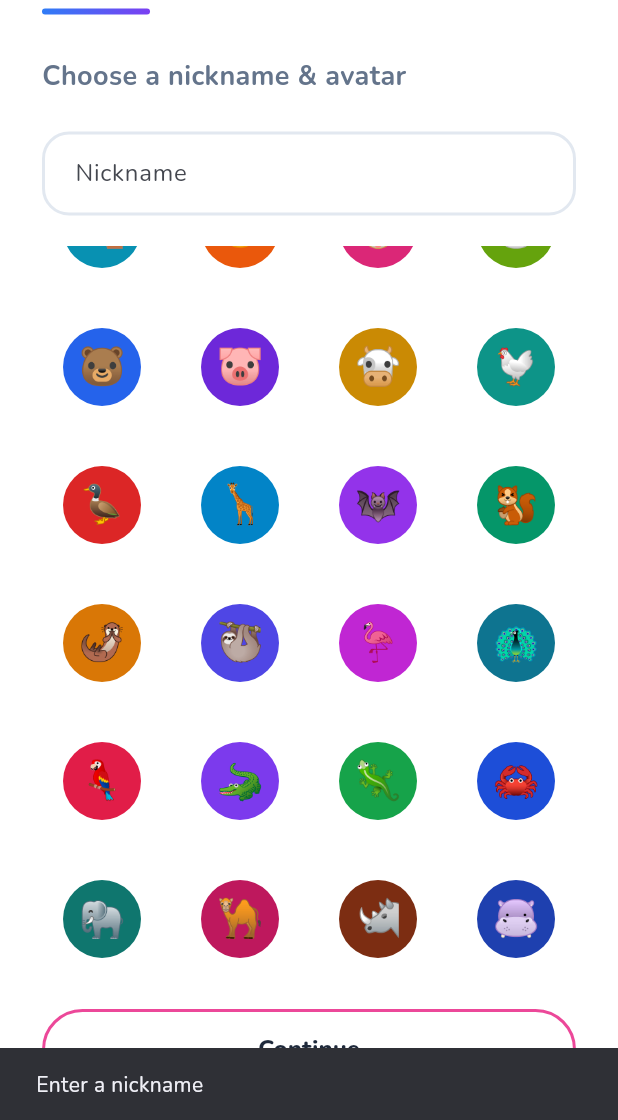
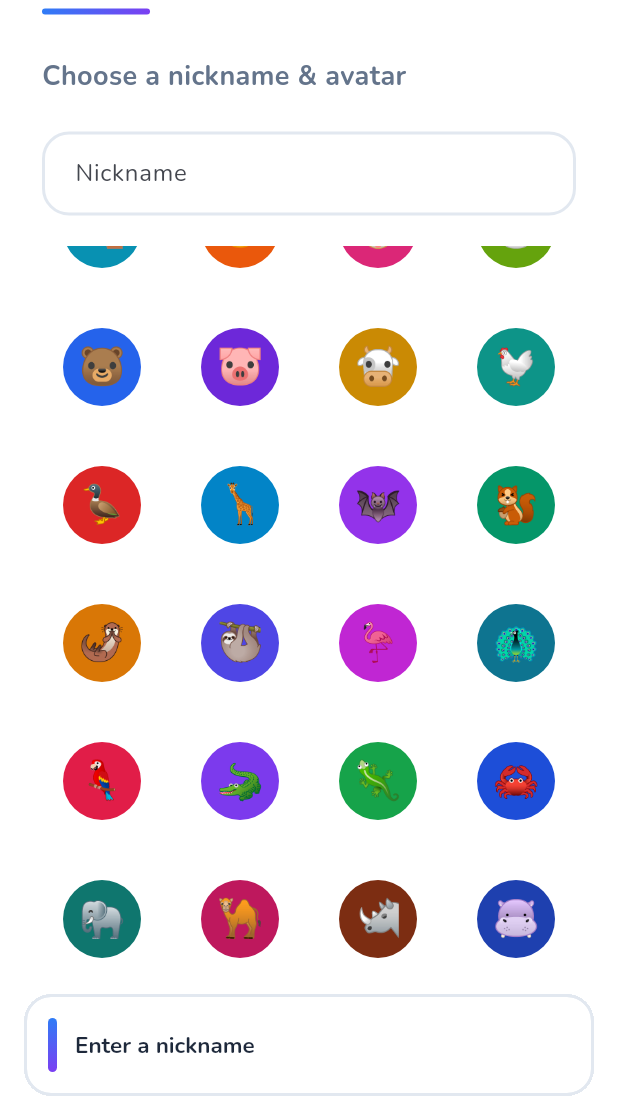
Before and after one commit to vedad-keskin/Quivro, a Flutter app: the screen it shows after launch, scrolled down 511 dp, after a tap on "Continue", on a phone screen of 412 x 824 dp, the part 116-1236 px from its top. Run offline on Flutter 3.47's test engine with Material 3 defaults, Android fonts, the light colour scheme and no system bars; our stand-ins replace audioplayers, firebase_core, firebase_database, go_router, google_fonts, shared_preferences; accounts and stored records are empty.

Commit message:
Create custom Quivro snackbar component
Introduced a new custom snackbar widget to replace all manual ScaffoldMessenger calls throughout the app. Added `showQuivroSnack()` utility function and `QuivroSnackKind` enum to support info, error, and success states with distinct visual indicators. Updated the theme with consistent snackbar styling and replaced all existing snackbar usage in home_page, room_page, and setup_page.

```diff
--- a/quivro_mobile/lib/core/theme.dart
+++ b/quivro_mobile/lib/core/theme.dart
@@ -63,5 +63,19 @@ ThemeData buildQuivroTheme() {
         textStyle: GoogleFonts.nunito(fontWeight: FontWeight.w800, fontSize: 16),
       ),
     ),
+    snackBarTheme: SnackBarThemeData(
+      behavior: SnackBarBehavior.floating,
+      backgroundColor: Colors.white,
+      contentTextStyle: GoogleFonts.nunito(
+        fontWeight: FontWeight.w700,
+        fontSize: 15,
+        color: QuivroColors.navy,
+      ),
+      shape: RoundedRectangleBorder(
+        borderRadius: BorderRadius.circular(18),
+        side: const BorderSide(color: QuivroColors.border, width: 2),
+      ),
+      elevation: 8,
+    ),
   );
 }
--- a/quivro_mobile/lib/screens/home_page.dart
+++ b/quivro_mobile/lib/screens/home_page.dart
@@ -6,6 +6,7 @@ import '../core/avatars.dart';
 import '../core/profile_store.dart';
 import '../core/room_repository.dart';
 import '../widgets/avatar_widgets.dart';
+import '../widgets/quivro_snackbar.dart';
 
 class HomePage extends StatefulWidget {
   const HomePage({super.key, required this.profile});
@@ -54,9 +55,7 @@ class _HomePageState extends State<HomePage> {
   Future<void> _join() async {
     final code = _code.text.trim().toUpperCase();
     if (code.length < 4) {
-      ScaffoldMessenger.of(context).showSnackBar(
-        const SnackBar(content: Text('Enter the room code')),
-      );
+      showQuivroSnack(context, 'Enter the room code');
       return;
     }
 
@@ -77,7 +76,7 @@ class _HomePageState extends State<HomePage> {
       final message = e.toString().contains('ROOM_NOT_FOUND')
           ? 'Room not found. Check the code on the TV.'
           : 'Could not join. Check your connection.';
-      ScaffoldMessenger.of(context).showSnackBar(SnackBar(content: Text(message)));
+      showQuivroSnack(context, message, kind: QuivroSnackKind.error);
     } finally {
       if (mounted) setState(() => _joining = false);
     }
--- a/quivro_mobile/lib/screens/room_page.dart
+++ b/quivro_mobile/lib/screens/room_page.dart
@@ -9,6 +9,7 @@ import '../core/room_models.dart';
 import '../core/room_repository.dart';
 import '../core/sfx.dart';
 import '../widgets/avatar_widgets.dart';
+import '../widgets/quivro_snackbar.dart';
 
 class RoomPage extends StatefulWidget {
   const RoomPage({
@@ -54,9 +55,7 @@ class _RoomPageState extends State<RoomPage> {
     await _repo.clearActiveSession();
     if (!mounted) return;
     if (showClosed) {
-      ScaffoldMessenger.of(context).showSnackBar(
-        const SnackBar(content: Text('Room closed')),
-      );
+      showQuivroSnack(context, 'Room closed');
     }
     context.go('/', extra: widget.profile);
   }
@@ -85,9 +84,7 @@ class _RoomPageState extends State<RoomPage> {
       );
     } catch (_) {
       if (mounted) {
-        ScaffoldMessenger.of(context).showSnackBar(
-          const SnackBar(content: Text('Could not send answer')),
-        );
+        showQuivroSnack(context, 'Could not send answer', kind: QuivroSnackKind.error);
       }
     } finally {
       if (mounted) setState(() => _submitting = false);
@@ -104,9 +101,7 @@ class _RoomPageState extends State<RoomPage> {
       );
     } catch (_) {
       if (mounted) {
-        ScaffoldMessenger.of(context).showSnackBar(
-          const SnackBar(content: Text('Could not join rematch')),
-        );
+        showQuivroSnack(context, 'Could not join rematch', kind: QuivroSnackKind.error);
       }
     } finally {
       if (mounted) setState(() => _optingIn = false);
--- a/quivro_mobile/lib/screens/setup_page.dart
+++ b/quivro_mobile/lib/screens/setup_page.dart
@@ -4,6 +4,7 @@ import 'package:google_fonts/google_fonts.dart';
 import '../core/avatars.dart';
 import '../core/profile_store.dart';
 import '../widgets/avatar_widgets.dart';
+import '../widgets/quivro_snackbar.dart';
 
 class SetupPage extends StatefulWidget {
   const SetupPage({super.key, this.existing});
@@ -35,9 +36,7 @@ class _SetupPageState extends State<SetupPage> {
   Future<void> _save() async {
     final name = _nick.text.trim();
     if (name.isEmpty) {
-      ScaffoldMessenger.of(context).showSnackBar(
-        const SnackBar(content: Text('Enter a nickname')),
-      );
+      showQuivroSnack(context, 'Enter a nickname');
       return;
     }
     setState(() => _saving = true);
--- /dev/null
+++ b/quivro_mobile/lib/widgets/quivro_snackbar.dart
@@ -0,0 +1,103 @@
+import 'package:flutter/material.dart';
+import 'package:google_fonts/google_fonts.dart';
+import '../core/avatars.dart';
+
+enum QuivroSnackKind { info, error, success }
+
+void showQuivroSnack(
+  BuildContext context,
+  String message, {
+  QuivroSnackKind kind = QuivroSnackKind.info,
+}) {
+  final messenger = ScaffoldMessenger.of(context);
+  messenger.clearSnackBars();
+  messenger.showSnackBar(
+    SnackBar(
+      behavior: SnackBarBehavior.floating,
+      backgroundColor: Colors.transparent,
+      elevation: 0,
+      margin: const EdgeInsets.fromLTRB(16, 0, 16, 16),
+      padding: EdgeInsets.zero,
+      duration: const Duration(seconds: 3),
+      content: _QuivroSnackCard(message: message, kind: kind),
+    ),
+  );
+}
+
+class _QuivroSnackCard extends StatelessWidget {
+  const _QuivroSnackCard({required this.message, required this.kind});
+
+  final String message;
+  final QuivroSnackKind kind;
+
+  @override
+  Widget build(BuildContext context) {
+    return Container(
+      decoration: BoxDecoration(
+        color: Colors.white,
+        borderRadius: BorderRadius.circular(18),
+        border: Border.all(color: QuivroColors.border, width: 2),
+        boxShadow: [
+          BoxShadow(
+            color: QuivroColors.navy.withValues(alpha: 0.14),
+            blurRadius: 40,
+            offset: const Offset(0, 14),
+          ),
+        ],
+      ),
+      padding: const EdgeInsets.symmetric(horizontal: 14, vertical: 14),
+      child: Row(
+        crossAxisAlignment: CrossAxisAlignment.center,
+        children: [
+          _AccentBar(kind: kind),
+          const SizedBox(width: 12),
+          Expanded(
+            child: Text(
+              message,
+              style: GoogleFonts.nunito(
+                fontWeight: FontWeight.w700,
+                fontSize: 15,
+                height: 1.35,
+                color: QuivroColors.navy,
+              ),
+            ),
+          ),
+        ],
+      ),
+    );
+  }
+}
+
+class _AccentBar extends StatelessWidget {
+  const _AccentBar({required this.kind});
+
+  final QuivroSnackKind kind;
+
+  @override
+  Widget build(BuildContext context) {
+    final decoration = switch (kind) {
+      QuivroSnackKind.error => const BoxDecoration(
+          color: Color(0xFFEC4899),
+          borderRadius: BorderRadius.all(Radius.circular(99)),
+        ),
+      QuivroSnackKind.success => const BoxDecoration(
+          color: Color(0xFF84CC16),
+          borderRadius: BorderRadius.all(Radius.circular(99)),
+        ),
+      QuivroSnackKind.info => const BoxDecoration(
+          gradient: LinearGradient(
+            begin: Alignment.topCenter,
+            end: Alignment.bottomCenter,
+            colors: [QuivroColors.blue, QuivroColors.purple],
+          ),
+          borderRadius: BorderRadius.all(Radius.circular(99)),
+        ),
+    };
+
+    return Container(
+      width: 6,
+      height: 36,
+      decoration: decoration,
+    );
+  }
+}
```
